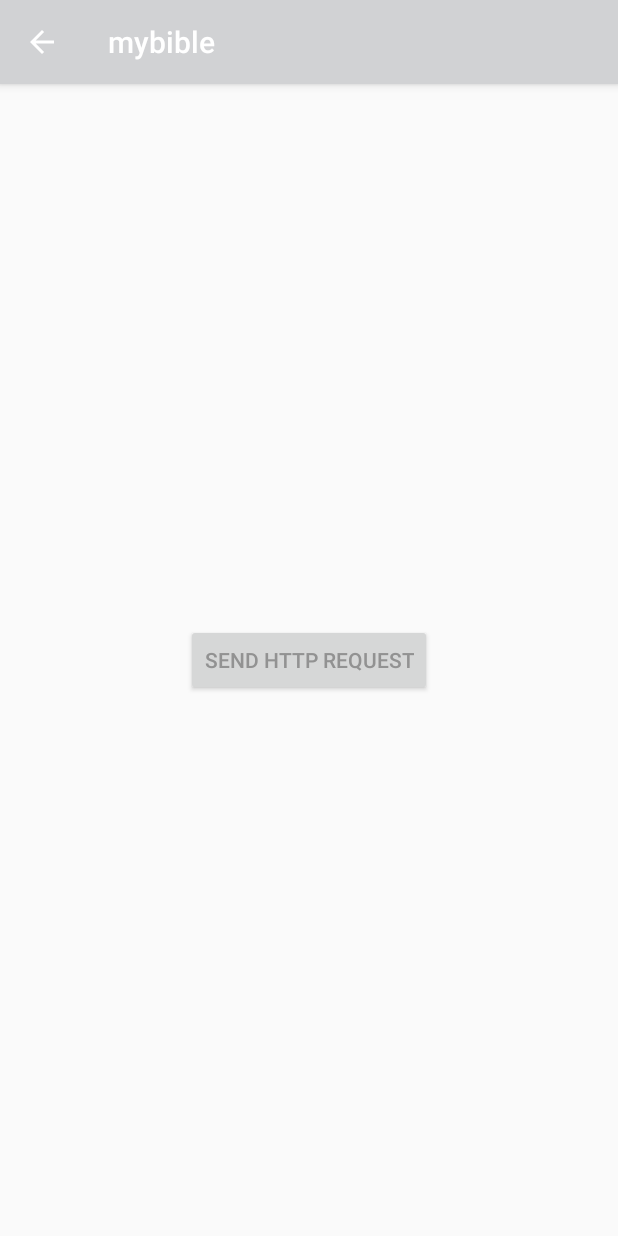
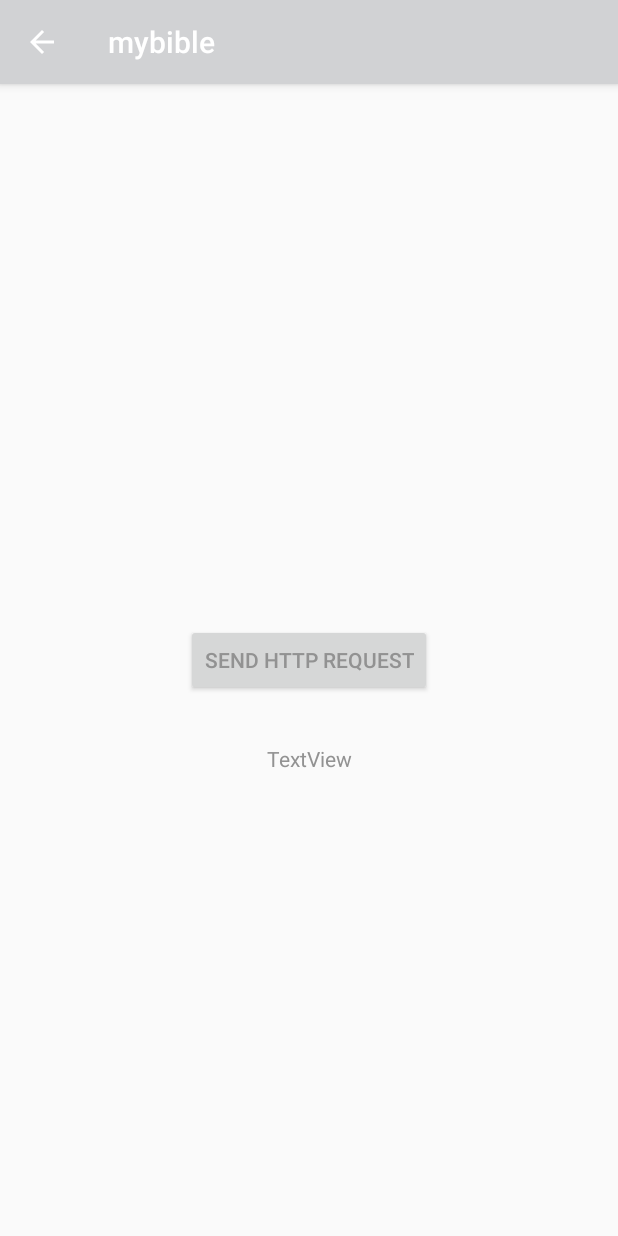
Before and after one commit to duartevicentedrumond/mybible, an Android app: the main_menu_activity screen opened directly, with no data from a screen before it, on a phone screen of 412 x 824 dp. Run offline under Robolectric (Android 15) with nearby library versions, the phone set to English and light mode, and no system bars; our stand-ins replace Volley.

Commit message:
print http request in textview

```diff
--- a/app/src/main/java/com/example/duart/mybible/main_menu_activity.java
+++ b/app/src/main/java/com/example/duart/mybible/main_menu_activity.java
@@ -6,6 +6,7 @@ import android.os.Bundle;
 import android.util.Log;
 import android.view.View;
 import android.widget.Button;
+import android.widget.TextView;
 
 import com.android.volley.Request;
 import com.android.volley.RequestQueue;
@@ -14,11 +15,14 @@ import com.android.volley.VolleyError;
 import com.android.volley.toolbox.StringRequest;
 import com.android.volley.toolbox.Volley;
 
+import org.w3c.dom.Text;
+
 public class main_menu_activity extends AppCompatActivity {
 
     private static final String TAG = main_menu_activity.class.getName();
     private static final String REQUESTTAG = "string request first";
     private Button btnSendRequest;
+    private TextView textViewRequest;
 
     private RequestQueue mRequestQueue;
 
@@ -33,6 +37,7 @@ public class main_menu_activity extends AppCompatActivity {
         Intent intent_main_menu = getIntent();
 
         btnSendRequest = (Button) findViewById(R.id.btn_send_request);
+        textViewRequest = (TextView) findViewById(R.id.text_view_request);
 
         btnSendRequest.setOnClickListener(new View.OnClickListener() {
             @Override
@@ -54,6 +59,7 @@ public class main_menu_activity extends AppCompatActivity {
             public void onResponse(String response) {
 
                 Log.i(TAG, "Reponse: " + response.toString());
+                textViewRequest.setText(response.toString());
 
             }
         }, new Response.ErrorListener() {
--- a/app/src/main/res/layout/activity_main_menu_activity.xml
+++ b/app/src/main/res/layout/activity_main_menu_activity.xml
@@ -17,4 +17,15 @@
         app:layout_constraintStart_toStartOf="parent"
         app:layout_constraintTop_toTopOf="parent" />
 
+    <TextView
+        android:id="@+id/text_view_request"
+        android:layout_width="wrap_content"
+        android:layout_height="wrap_content"
+        android:layout_marginTop="32dp"
+        android:text="TextView"
+        app:layout_constraintEnd_toEndOf="parent"
+        app:layout_constraintHorizontal_bias="0.5"
+        app:layout_constraintStart_toStartOf="parent"
+        app:layout_constraintTop_toBottomOf="@+id/btn_send_request" />
+
 </android.support.constraint.ConstraintLayout>
```
